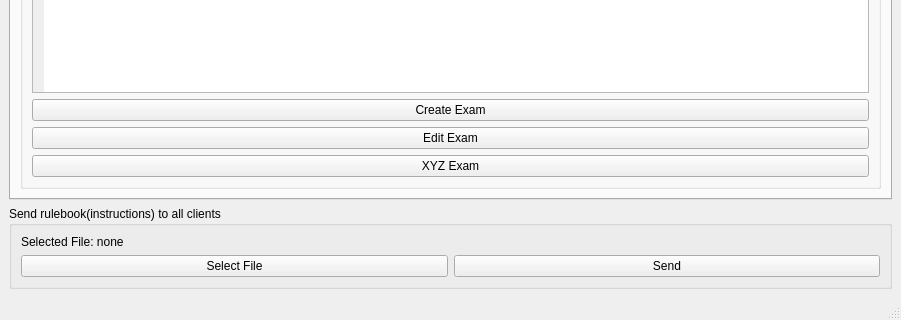
Qt form src/SmartXm-CSEKU/teachermodule.ui (KaziRifatMorshed/SmartXm) before a commit; both pictures show x 0 to 901 and y 386 to 706 of the 901 by 706 pixel window.
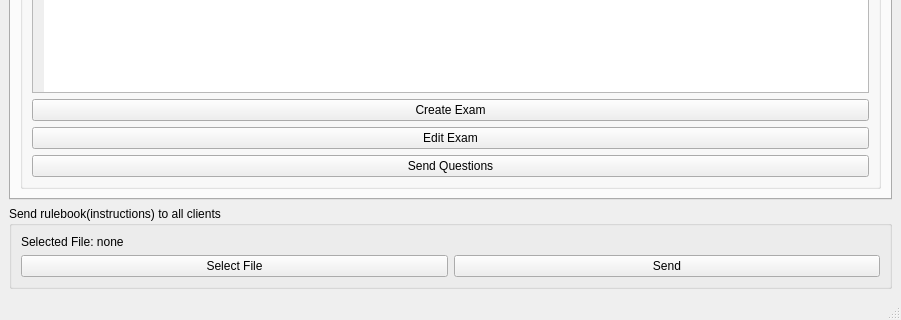
The same form after that commit. The open tabs and pages were chosen to show the change.

The edit to the form file:
```diff
--- a/src/SmartXm-CSEKU/teachermodule.ui
+++ b/src/SmartXm-CSEKU/teachermodule.ui
@@ -328,7 +328,7 @@
            <item>
             <widget class="QPushButton" name="testExam_pushButton_3">
              <property name="text">
-              <string>XYZ Exam</string>
+              <string>Send Questions</string>
              </property>
             </widget>
            </item>
```
Left out of the diff: 4 changed lines with no effect on the pictures.
